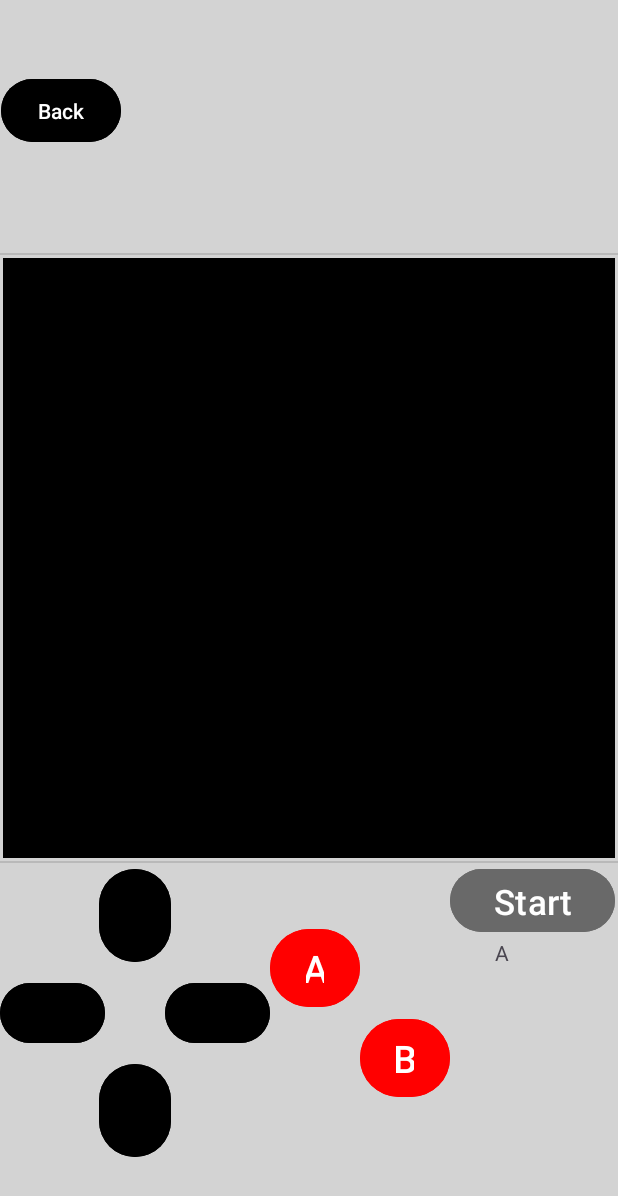
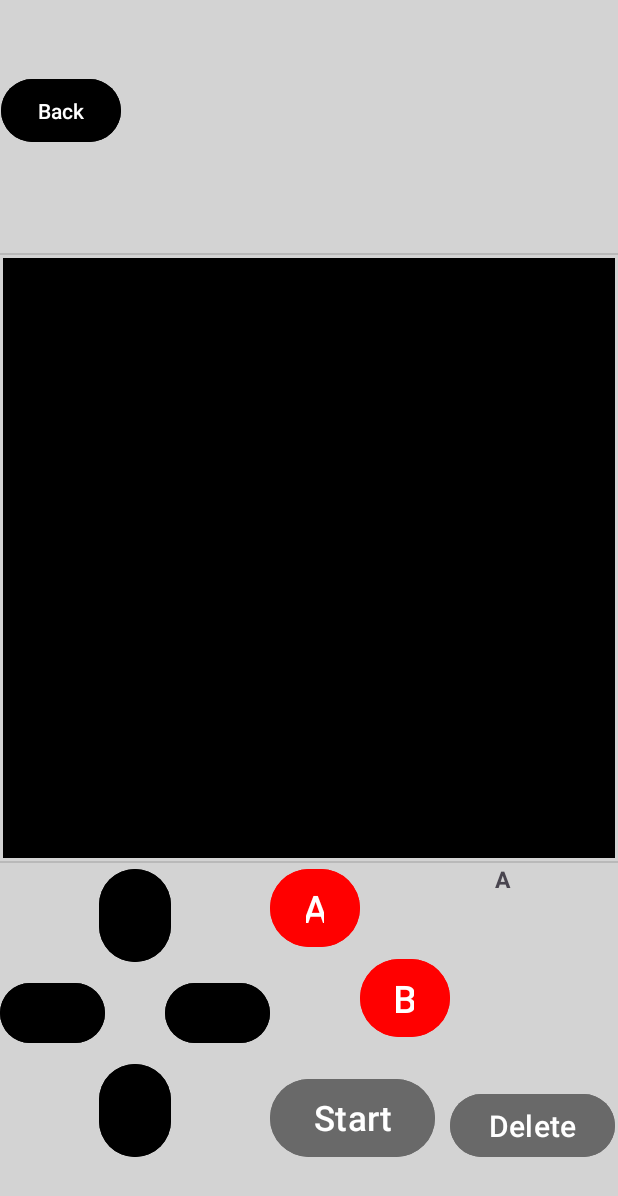
Before and after one commit to GrahamMJohnson/RobotPuzzleGame, an Android app: the screen it shows after launch (MainActivity), after a tap on an icon or button, on a phone screen of 412 x 824 dp. Shown: the top 1196 px of the screen. Run offline under Robolectric (Android 15) with nearby library versions, the phone set to English and light mode, and no system bars.

Commit message:
Merged PR 27: Delete Button and Drag and Drop feature

```diff
--- a/app/src/main/java/cos420/robotrally/MainActivity.java
+++ b/app/src/main/java/cos420/robotrally/MainActivity.java
@@ -1,25 +1,47 @@
 package cos420.robotrally;
 
 import android.os.Bundle;
-import android.widget.LinearLayout;
-import android.widget.TextView;
 
+import androidx.annotation.NonNull;
 import androidx.appcompat.app.AppCompatActivity;
+import androidx.recyclerview.widget.ItemTouchHelper;
+import androidx.recyclerview.widget.LinearLayoutManager;
+import androidx.recyclerview.widget.RecyclerView;
 
 import java.security.InvalidParameterException;
+import java.util.ArrayList;
+import java.util.Collections;
+import java.util.List;
 
+import cos420.robotrally.adaptersAndItems.MoveAdapter;
+import cos420.robotrally.adaptersAndItems.MoveItem;
 import cos420.robotrally.levels.TestLevelData;
 import cos420.robotrally.models.LevelController;
 
 public class MainActivity extends AppCompatActivity {
+    List<MoveItem> moveList;
+    MoveAdapter adapter;
+    LevelController levelController;
 
     @Override
     protected void onCreate(Bundle savedInstanceState) {
         super.onCreate(savedInstanceState);
         setContentView(R.layout.activity_main);
 
+         //Moves view set up
+        RecyclerView recyclerView = findViewById(R.id.move_viewer);
+        moveList = new ArrayList<>();
+        //Set LayoutManager
+        recyclerView.setLayoutManager(new LinearLayoutManager(this));
+        //Set Adapter
+        adapter = new MoveAdapter(moveList);
+        recyclerView.setAdapter(adapter);
+        //Set ItemTouchHelper
+        ItemTouchHelper itemTouchHelper = new ItemTouchHelper(simpleCallback);
+        itemTouchHelper.attachToRecyclerView(recyclerView);
+
         // TODO make level dynamic
-        LevelController levelController = new LevelController(new TestLevelData());
+        levelController = new LevelController(new TestLevelData());
         setupGUIButtons(levelController);
     }
 
@@ -64,6 +86,11 @@ public class MainActivity extends AppCompatActivity {
             levelC.addBCommand();
             addMoveToUI("B");
         });
+        //Delete
+        findViewById(R.id.delete_button).setOnClickListener(v -> {
+            levelC.remove();
+            removeMoveFromUI();
+        });
     }
 
     /**
@@ -85,15 +112,35 @@ public class MainActivity extends AppCompatActivity {
             default: throw new InvalidParameterException(moveText + " is not a valid move.");
         }
 
-        // Setup the element to be added
-        // TODO change this to proper class and image
-        TextView newMove = new TextView(this);
-        newMove.setText(moveText);
+        moveList.add(new MoveItem(moveText));//add item
+        adapter.notifyDataSetChanged();//notify adapter of change
+    }
 
-        // Add the move to the scrollable list
-        LinearLayout putMoveHere = findViewById(R.id.move_viewer);
-        putMoveHere.addView(newMove);
+    /**
+     * Remove the last move item from the list
+     */
+    private void removeMoveFromUI () {
+        moveList.remove(moveList.size() - 1); //Remove Last Item
+        adapter.notifyDataSetChanged(); //notify adapter of change
     }
+
+    ItemTouchHelper.SimpleCallback simpleCallback = new ItemTouchHelper.SimpleCallback(ItemTouchHelper.UP | ItemTouchHelper.DOWN | ItemTouchHelper.START | ItemTouchHelper.END, 0) {
+        @Override //drag and drop moves
+        public boolean onMove(@NonNull RecyclerView recyclerView, @NonNull RecyclerView.ViewHolder viewHolder, @NonNull RecyclerView.ViewHolder target) {
+            int fromPosition = viewHolder.getAdapterPosition();
+            int toPosition = target.getAdapterPosition();
+            Collections.swap(moveList, fromPosition, toPosition);
+            recyclerView.getAdapter().notifyItemMoved(fromPosition, toPosition);
+            //make changes to backend
+            levelController.switchMove(fromPosition, toPosition);
+            return false;
+        }
+
+        @Override
+        public void onSwiped(@NonNull RecyclerView.ViewHolder viewHolder, int direction) {
+
+        }
+    };
 
     // TODO clear button listeners when done with level
 }
--- /dev/null
+++ b/app/src/main/java/cos420/robotrally/adaptersAndItems/MoveAdapter.java
@@ -0,0 +1,53 @@
+package cos420.robotrally.adaptersAndItems;
+
+
+import android.view.LayoutInflater;
+import android.view.View;
+import android.view.ViewGroup;
+import android.widget.TextView;
+
+import androidx.annotation.NonNull;
+import androidx.recyclerview.widget.RecyclerView;
+
+import java.util.List;
+
+import cos420.robotrally.R;
+
+public class MoveAdapter extends RecyclerView.Adapter<MoveAdapter.MyViewHolder> {
+
+    private List<MoveItem> list;
+
+    //Constructor
+    public MoveAdapter(List<MoveItem> list) {
+        this.list = list;
+    }
+
+    @NonNull
+    @Override
+    public MyViewHolder onCreateViewHolder(@NonNull ViewGroup parent, int viewType) {
+        View view = LayoutInflater
+                .from(parent.getContext()).inflate(R.layout.moves, parent, false);
+        return new MyViewHolder(view);
+    }
+    @Override
+    public void onBindViewHolder(@NonNull MyViewHolder holder, int position) {
+        MoveItem moveItem = list.get(position);
+        holder.move_view.setText(moveItem.getText());
+    }
+
+    @Override
+    public int getItemCount() {
+        return list.size();
+    }
+
+    //ViewHolder class
+    static class MyViewHolder extends RecyclerView.ViewHolder {
+        TextView move_view;
+
+        public MyViewHolder(@NonNull View itemView) {
+            super(itemView);
+
+            move_view = itemView.findViewById(R.id.move_view);
+        }
+    }
+}
--- /dev/null
+++ b/app/src/main/java/cos420/robotrally/adaptersAndItems/MoveItem.java
@@ -0,0 +1,32 @@
+package cos420.robotrally.adaptersAndItems;
+
+/**
+ * Model for adding data to a Move
+ */
+public class MoveItem {
+    private String text;
+
+    /**
+     * Constructor
+     * @param text
+     */
+    public MoveItem(String text) {
+        this.text = text;
+    }
+
+    /**
+     * Getter
+     * @return
+     */
+    public String getText() {
+        return text;
+    }
+
+    /**
+     * Setter
+     * @param text
+     */
+    public void setText(String text) {
+        this.text = text;
+    }
+}
--- a/app/src/main/java/cos420/robotrally/models/CommandList.java
+++ b/app/src/main/java/cos420/robotrally/models/CommandList.java
@@ -1,5 +1,6 @@
 package cos420.robotrally.models;
 
+import java.util.Collections;
 import java.util.LinkedList;
 
 import cos420.robotrally.commands.ICommand;
@@ -26,6 +27,21 @@ public class CommandList {
     {
         script.add(command);
     }
+
+    /**
+     * Method to remove the last command of the list
+     * @return the command removed
+     */
+    public void removeLastCommand(){
+        script.removeLast();
+    }
+
+    /**
+     * Switches a command from position "from" to position "to"
+     * @param from previous position of command
+     * @param to future position of command
+     */
+    public void switchMove(int from, int to) { Collections.swap(script, from, to); }
 
     /**
      * Method to get the current size of the script
--- a/app/src/main/java/cos420/robotrally/models/LevelController.java
+++ b/app/src/main/java/cos420/robotrally/models/LevelController.java
@@ -88,6 +88,12 @@ public class LevelController {
     }
 
     /**
+     * Method to remove last command from script
+     * @return the removed command
+     */
+    public void remove() { commandScript.removeLastCommand();}
+
+    /**
      * method to execute the script
      */
     public void executeScript()
@@ -95,4 +101,9 @@ public class LevelController {
         attempts++;
         commandScript.execute();
     }
+
+    /**
+     * Switches a command from position "from" to position "to"
+     */
+    public void switchMove(int from, int to) { commandScript.switchMove(from, to);}
 }
--- a/app/src/main/res/layout/activity_main.xml
+++ b/app/src/main/res/layout/activity_main.xml
@@ -94,10 +94,15 @@
 
         </RelativeLayout>
 
+        <LinearLayout
+            android:layout_width="120dp"
+            android:layout_height="match_parent"
+            android:orientation="vertical">
+
             <RelativeLayout
-            android:layout_width="120dp"
+                android:layout_width="match_parent"
                 android:layout_height="120dp"
-            android:layout_gravity="center">
+                android:layout_gravity="top">
 
                 <Button
                     android:id="@+id/button_a"
@@ -122,41 +127,37 @@
 
             </RelativeLayout>
 
+            <Button
+                android:id="@+id/start_button"
+                android:layout_width="110dp"
+                android:layout_height="60dp"
+                android:layout_marginTop="20dp"
+                android:text="Start"
+                android:textSize="23sp"
+                android:backgroundTint="@color/dim_gray"/>
+
+        </LinearLayout>
+
         <LinearLayout
             android:layout_width="110dp"
             android:layout_height="match_parent"
             android:orientation="vertical">
+
+            <androidx.recyclerview.widget.RecyclerView
+                android:id="@+id/move_viewer"
+                android:contentDescription="List of moves"
+                android:layout_width="110dp"
+                android:layout_height="150dp"
+                />
             <Button
-                android:id="@+id/start_button"
+                android:id="@+id/delete_button"
                 android:layout_width="110dp"
                 android:layout_height="50dp"
-                android:text="Start"
-                android:textSize="23sp"
+                android:text="Delete"
+                android:textSize="20sp"
                 android:backgroundTint="@color/dim_gray"/>
-
-            <ScrollView
-                android:layout_width="110dp"
-                android:layout_height="150dp"
-                android:contentDescription="move view">
-
-                <LinearLayout
-                    android:id="@+id/move_viewer"
-                    android:layout_width="match_parent"
-                    android:layout_height="wrap_content"
-                    android:orientation="vertical"
-                    android:paddingStart="30dp"
-                    android:paddingEnd="30dp"
-                    tools:listitem="@layout/moves"/>
-            </ScrollView>
         </LinearLayout>
 
     </LinearLayout>
 
-    <!--Maybe
-    <TextView
-        android:id="@+id/bottom_text"
-        android:layout_width="wrap_content"
-        android:layout_height="wrap_content"
-        android:textSize="20sp"/>
-        -->
 </LinearLayout>
--- a/app/src/main/res/layout/moves.xml
+++ b/app/src/main/res/layout/moves.xml
@@ -4,7 +4,11 @@
     xmlns:tools="http://schemas.android.com/tools"
     android:id="@+id/move_view"
     android:layout_width="50dp"
-    android:layout_height="50dp"
+    android:layout_height="20dp"
+    android:layout_marginStart="30dp"
+    android:layout_marginEnd="30dp"
+    android:textSize="15sp"
+    android:textStyle="bold"
     android:layout_gravity="center"
     android:contentDescription="A move"
     android:text="@string/app_name"
```
Lines whose indentation alone changed are shown as unchanged.
